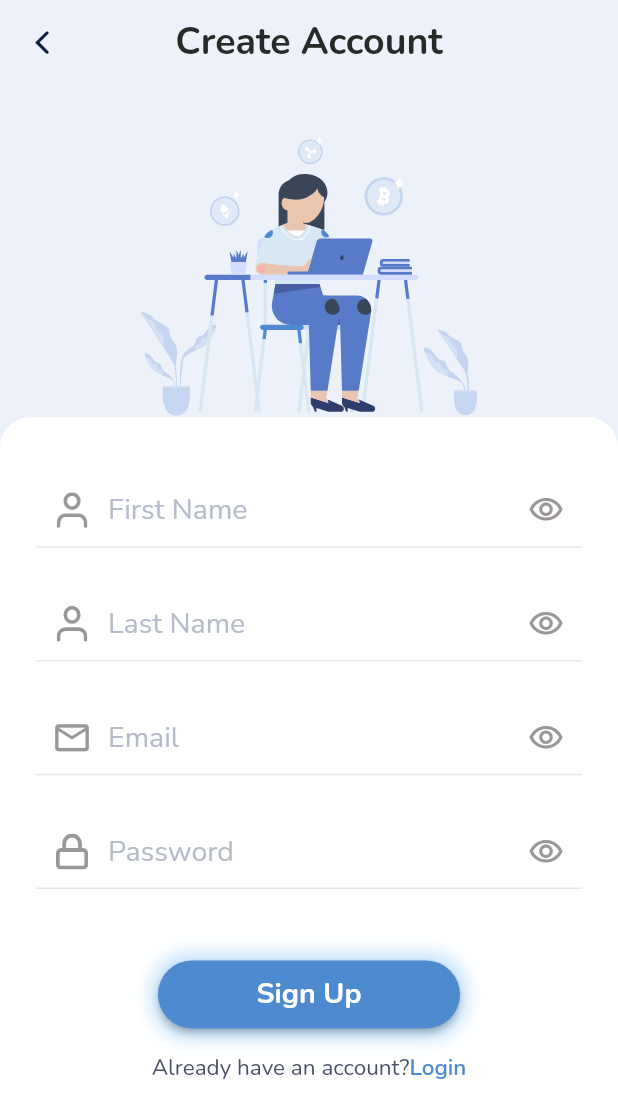
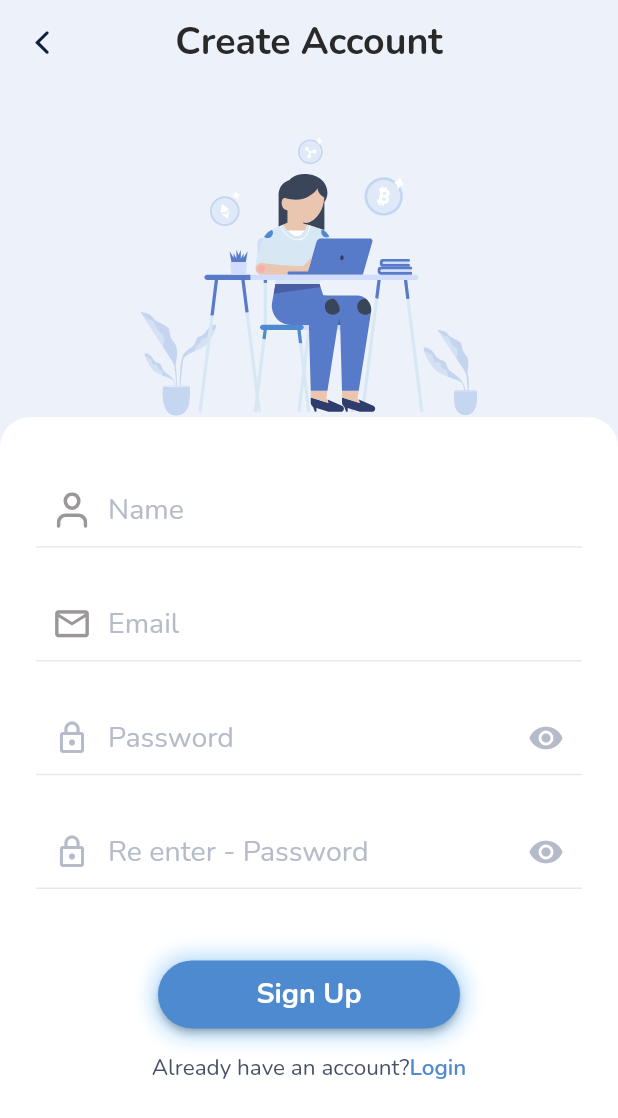
Before and after one commit to NeneWang/paper-merchant, a Flutter app: the SignUpScreen screen opened directly, on a phone screen of 412 x 824 dp. Shown: the top 1118 px of the screen. Run offline on Flutter 3.47's test engine with Material 2 defaults, Android fonts, the phone set to English and light mode, and no system bars; our stand-ins replace fl_chart, flutter_svg, get, hive_flutter, percent_indicator, syncfusion_flutter_charts; missing offline and left inert: fuzzy; accounts and stored records are empty; network calls fail.

```diff
--- a/lib/screen/auth/forgetpassword/change_password_screen.dart
+++ b/lib/screen/auth/forgetpassword/change_password_screen.dart
@@ -53,7 +53,7 @@ class ChangePasswordScreen extends StatelessWidget {
                   horizontal: Get.width / 17.14, vertical: Get.height / 25.46),
               child: Column(
                 children: [
-                  textFromFieldDesign1(
+                  inputFieldCustom(
                     hint: "New password",
                     iconWidget1: Icon(
                       Icons.visibility_outlined,
@@ -63,7 +63,7 @@ class ChangePasswordScreen extends StatelessWidget {
                   SizedBox(
                     height: Get.height / 22.28,
                   ),
-                  textFromFieldDesign1(
+                  inputFieldCustom(
                     hint: "Repeat password",
                     iconWidget1: Icon(
                       Icons.visibility_outlined,
--- a/lib/screen/auth/signup/signup_screen.dart
+++ b/lib/screen/auth/signup/signup_screen.dart
@@ -3,14 +3,73 @@ import 'package:flutter/material.dart';
 import 'package:flutter_svg/svg.dart';
 import 'package:get/get.dart';
 import 'package:mymoney/screen/auth/login/login_screen.dart';
+import 'package:mymoney/screen/home/drawer_open_.dart';
 import 'package:mymoney/utils/buttons_widget.dart';
 import 'package:mymoney/utils/color.dart';
 import 'package:mymoney/utils/imagenames.dart';
 import 'package:mymoney/utils/textformfild.dart';
-
-import 'creatpin_screen.dart';
+import 'package:mymoney/data/database.dart';
 
 class SignUpScreen extends StatelessWidget {
+  final TextEditingController nameController = TextEditingController();
+  final TextEditingController emailController = TextEditingController();
+  final TextEditingController passwordController = TextEditingController();
+  final TextEditingController reEnterPasswordController =
+      TextEditingController();
+
+  bool verifyEmail(String emailString) {
+    final emailRegex = RegExp(r'^[\w-\.]+@([\w-]+\.)+[\w-]{2,4}$');
+    return emailRegex.hasMatch(emailString);
+  }
+
+  Future<void> submit(BuildContext context) async {
+    final String name = nameController.text;
+    final String email = emailController.text;
+    final String password = passwordController.text;
+    final String reEnterPassword = reEnterPasswordController.text;
+
+    print("Name: $name");
+    print("Email: $email");
+    print("Password: $password");
+    print("Re Enter Password: $reEnterPassword");
+
+    if (!verifyEmail(email)) {
+      showErrorSnackBar(
+          title: "Email is not valid", message: "Please enter valid email");
+    }
+
+    if (password != reEnterPassword) {
+      showErrorSnackBar(
+          title: "Password not match", message: "Please enter same password");
+    }
+
+    final Database db = Database();
+    bool signUpSuccess = await db.signUp(
+      name: name,
+      email: email,
+      password: password,
+    );
+
+    if (signUpSuccess) {
+      Navigator.push(
+        context,
+        MaterialPageRoute(
+          builder: (context) => DrawerOpenScreen(),
+        ),
+      );
+    }
+  }
+
+  void showErrorSnackBar({required String title, required String message}) {
+    Get.snackbar(
+      title,
+      message,
+      snackPosition: SnackPosition.BOTTOM,
+      backgroundColor: Colors.red,
+      colorText: Colors.white,
+    );
+  }
+
   @override
   Widget build(BuildContext context) {
     return Scaffold(
@@ -70,8 +129,9 @@ class SignUpScreen extends StatelessWidget {
                 child: SingleChildScrollView(
                   child: Column(
                     children: [
-                      textFromFieldDesign1(
-                        hint: "First Name",
+                      inputFieldCustom(
+                        hint: "Name",
+                        textController: nameController,
                         iconWidget: Padding(
                           padding: const EdgeInsets.all(12),
                           child: SvgPicture.asset(
@@ -79,69 +139,42 @@ class SignUpScreen extends StatelessWidget {
                             color: gray9B9797,
                           ),
                         ),
-                        iconWidget1: Icon(
-                          Icons.visibility_outlined,
+                      ),
+                      SizedBox(
+                        height: Get.height / 31.83,
+                      ),
+                      inputFieldCustom(
+                        hint: "Email",
+                        textController: emailController,
+                        iconWidget: Icon(
+                          Icons.email_outlined,
                           color: gray9B9797,
+                          size: 27,
                         ),
                       ),
                       SizedBox(
                         height: Get.height / 31.83,
                       ),
-                      textFromFieldDesign1(
-                        hint: "Last Name",
-                        iconWidget: Padding(
-                          padding: const EdgeInsets.all(12),
-                          child: SvgPicture.asset(
-                            user,
-                            color: gray9B9797,
-                          ),
-                        ),
-                        iconWidget1: Icon(
-                          Icons.visibility_outlined,
-                          color: gray9B9797,
-                        ),
+                      inputfieldDesignPassword(
+                        hint: "Password",
+                        textController: passwordController,
                       ),
                       SizedBox(
                         height: Get.height / 31.83,
                       ),
-                      textFromFieldDesign1(
-                        hint: "Email",
-                        iconWidget: Icon(
-                          Icons.email_outlined,
-                          color: gray9B9797,
-                          size: 27,
-                        ),
-                        iconWidget1: Icon(
-                          Icons.visibility_outlined,
-                          color: gray9B9797,
-                        ),
-                      ),
-                      SizedBox(
-                        height: Get.height / 31.83,
-                      ),
-                      textFromFieldDesign1(
-                        hint: "Password",
-                        iconWidget: Padding(
-                          padding: const EdgeInsets.all(12),
-                          child: SvgPicture.asset(
-                            lockIcon,
-                            color: gray9B9797,
-                          ),
-                        ),
-                        iconWidget1: Icon(
-                          Icons.visibility_outlined,
-                          color: gray9B9797,
-                        ),
-                      ),
+                      inputfieldDesignPassword(
+                          hint: "Re enter - Password",
+                          textController: reEnterPasswordController),
                       SizedBox(
                         height: Get.height / 17.82,
                       ),
                       signUpButton(
                         textLabel: "Sign Up",
                         onTapButton: () {
-                          Get.to(
-                            CreatePinScreen(),
-                          );
+                          // Get.to(
+                          //   CreatePinScreen(),
+                          // );
+                          submit(context);
                         },
                       ),
                       SizedBox(
@@ -150,7 +183,7 @@ class SignUpScreen extends StatelessWidget {
                       Row(
                         mainAxisAlignment: MainAxisAlignment.center,
                         children: [
-                          Text(
+                          const Text(
                             "Already have an account?",
                             style: TextStyle(
                               fontSize: 15,
--- a/lib/screen/home/account/account_screen.dart
+++ b/lib/screen/home/account/account_screen.dart
@@ -85,6 +85,8 @@ class _AccountScreenState extends State<AccountScreen> {
                       const SizedBox(
                         height: 5.14,
                       ),
+                      Text(
+                          'player_id: ${db.userData["player_id"] ?? "player_id_not_set"}'),
                       Text("${db.userData["user_id"] ?? 'id_not_set'}",
                           style: detailsTextStyle),
                       Text(
--- a/lib/screen/home/portfolio/equity/user_portfolio.dart
+++ b/lib/screen/home/portfolio/equity/user_portfolio.dart
@@ -47,8 +47,9 @@ class _UserPortfolioState extends State<UserPortfolio> {
     loadInformation();
   }
 
-  void loadInformation() {
+  void loadInformation() async {
     db.loadData();
+    await db.syncData();
     UserPortfolioData = db.userPortfolio;
     portfolioSummary =
         UserPortfolio.calculatePortfolioSummary(UserPortfolioData);
--- a/lib/screen/home/watchlist/watchlist_screen.dart
+++ b/lib/screen/home/watchlist/watchlist_screen.dart
@@ -32,8 +32,10 @@ class _WatchListScreenState extends State<WatchListScreen> {
   Widget build(BuildContext context) {
     List stockList = [];
     List bookmarkedList = [];
-    reloadScreen() {
+
+    reloadScreen() async {
       db.loadData();
+      await db.syncData();
       setState(() {
         stockList = convertToListingFormat(db.userStockPrices);
       });
--- a/lib/utils/textformfild.dart
+++ b/lib/utils/textformfild.dart
@@ -1,6 +1,13 @@
 import 'package:flutter/material.dart';
 import 'package:get/get.dart';
+
 import 'color.dart';
+
+const lightBlueUnderlineInputBorder = UnderlineInputBorder(
+  borderSide: BorderSide(
+    color: Color.fromARGB(255, 138, 160, 228),
+  ),
+);
 
 textFromFieldDesign({String? hint, iconWidget, iconWidget1}) {
   return TextFormField(
@@ -39,9 +46,14 @@ textFromFieldDesign({String? hint, iconWidget, iconWidget1}) {
   );
 }
 
-textFromFieldDesign1({String? hint, iconWidget, iconWidget1}) {
+inputFieldCustom(
+    {String? hint,
+    iconWidget,
+    iconWidget1,
+    TextEditingController? textController}) {
   return TextFormField(
     cursorColor: appColor,
+    controller: textController,
     decoration: InputDecoration(
       hintText: hint,
       hintStyle: TextStyle(
@@ -51,7 +63,6 @@ textFromFieldDesign1({String? hint, iconWidget, iconWidget1}) {
         fontWeight: FontWeight.w400,
       ),
       prefixIcon: iconWidget,
-      suffixIcon: iconWidget1,
       /*Icon(
         Icons.email_outlined,
         color: gray,
@@ -61,11 +72,7 @@ textFromFieldDesign1({String? hint, iconWidget, iconWidget1}) {
           color: Color(0xffE7E8EB),
         ),
       ),
-      focusedBorder: UnderlineInputBorder(
-        borderSide: BorderSide(
-          color: Color(0xffE7E8EB),
-        ),
-      ),
+      focusedBorder: lightBlueUnderlineInputBorder,
       enabledBorder: UnderlineInputBorder(
         borderSide: BorderSide(
           color: Color(0xffE7E8EB),
@@ -73,6 +80,72 @@ textFromFieldDesign1({String? hint, iconWidget, iconWidget1}) {
       ),
     ),
   );
+}
+
+inputfieldDesignPassword(
+    {String? hint, TextEditingController? textController}) {
+  return PasswordFormField(
+    textController: textController!,
+    hint: hint,
+  );
+}
+
+class PasswordFormField extends StatefulWidget {
+  final TextEditingController textController;
+  final String? hint;
+
+  const PasswordFormField({
+    super.key,
+    required this.textController,
+    this.hint = "",
+  });
+
+  @override
+  State<PasswordFormField> createState() => _PasswordFormFieldState();
+}
+
+class _PasswordFormFieldState extends State<PasswordFormField> {
+  bool _obscureText = true;
+  @override
+  Widget build(BuildContext context) {
+    return TextFormField(
+      cursorColor: appColor,
+      obscureText: _obscureText,
+      controller: widget.textController,
+      decoration: InputDecoration(
+        hintText: widget.hint,
+        hintStyle: TextStyle(
+          color: gray2,
+          fontSize: 19,
+          fontFamily: "Nunito",
+          fontWeight: FontWeight.w400,
+        ),
+        prefixIcon: Icon(color: gray2, Icons.lock_outline),
+        suffixIcon: IconButton(
+          icon: Icon(
+            _obscureText ? Icons.visibility : Icons.visibility_off,
+            color: gray2,
+          ),
+          onPressed: () {
+            setState(() {
+              _obscureText = !_obscureText;
+            });
+          },
+        ),
+        border: UnderlineInputBorder(
+          borderSide: BorderSide(
+            color: Color(0xffE7E8EB),
+          ),
+        ),
+        focusedBorder: lightBlueUnderlineInputBorder,
+        enabledBorder: UnderlineInputBorder(
+          borderSide: BorderSide(
+            color: Color(0xffE7E8EB),
+          ),
+        ),
+      ),
+    );
+  }
 }
 
 textFromFieldDesign2({String? hint, iconWidget, iconWidget1}) {
@@ -155,7 +228,6 @@ textFromFieldDesign3({String? label, iconWidget, iconWidget1}) {
         ),
         prefixIcon: iconWidget,
         suffixIcon: iconWidget1,
-
         border: UnderlineInputBorder(
           borderSide: BorderSide(
             color: Color(0xffE7E8EB),
```
Also changed, not shown: lib/data/database.dart (+67 -7 lines).
